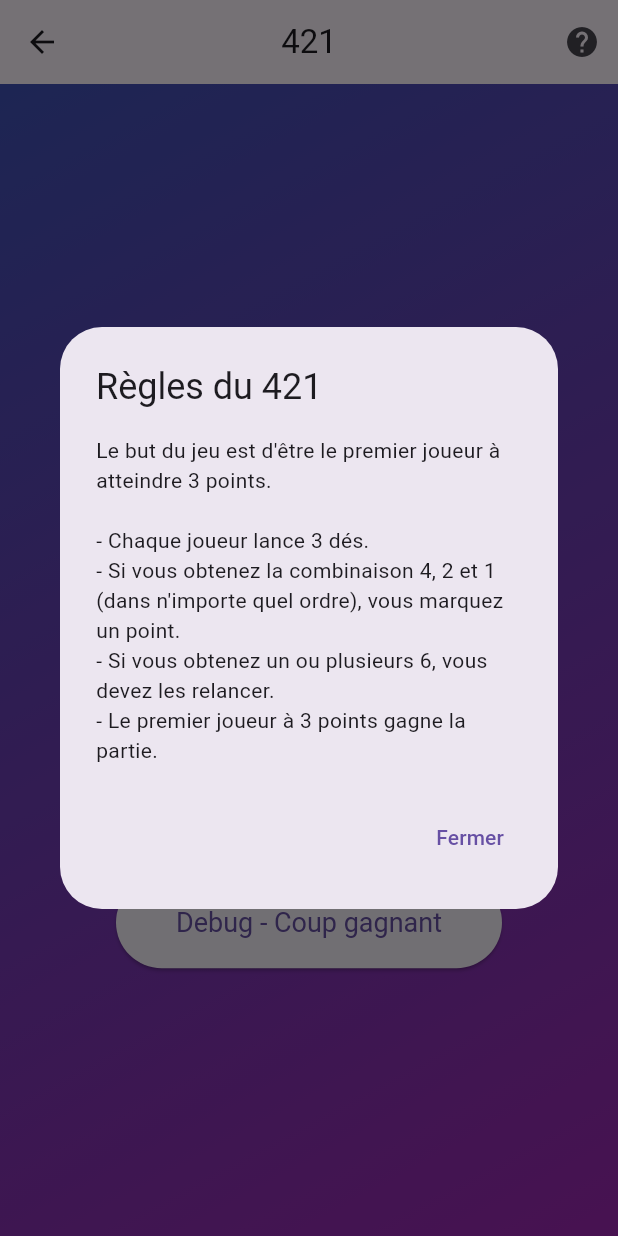
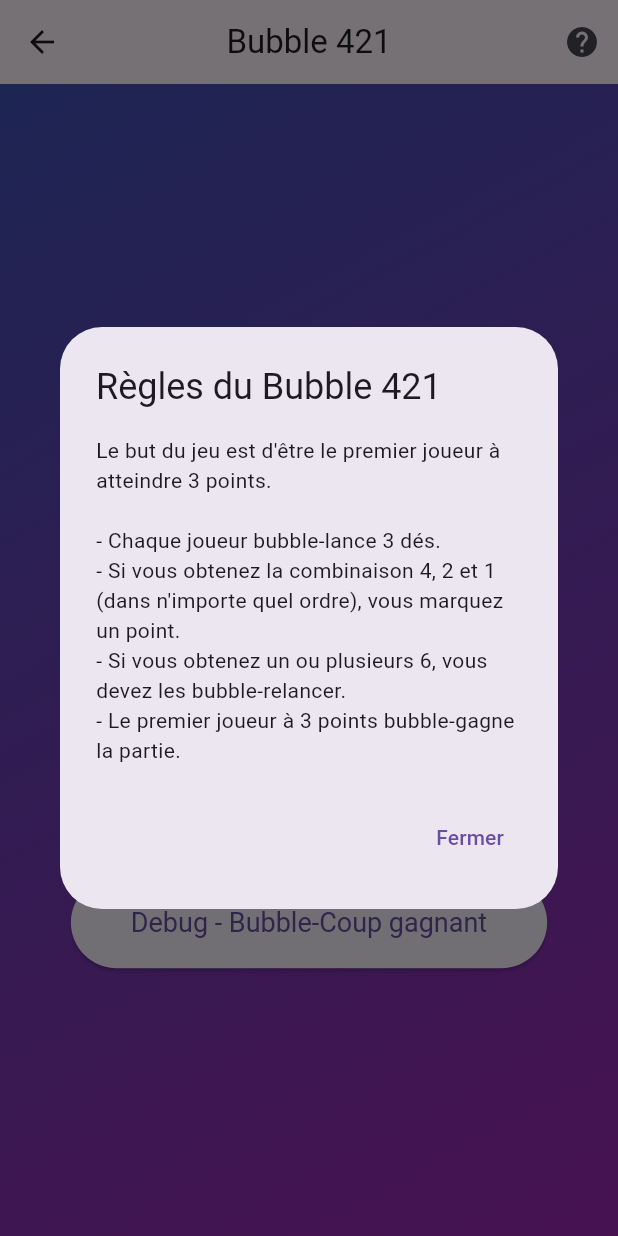
Before and after one commit to LouisLts/dice_app_sdv, a Flutter app: the GamePage screen opened directly with empty values, after a tap on the "help" icon, on a phone screen of 412 x 824 dp. Run offline on Flutter 3.47's test engine with Material 3 defaults, Android fonts, the light colour scheme and no system bars.

Commit message:
add bubble

```diff
--- a/lib/game_page.dart
+++ b/lib/game_page.dart
@@ -10,8 +10,7 @@ class GamePage extends StatefulWidget {
   _GamePageState createState() => _GamePageState();
 }
 
-class _GamePageState extends State<GamePage>
-    with SingleTickerProviderStateMixin {
+class _GamePageState extends State<GamePage> with TickerProviderStateMixin {
   List<int> _diceValues = [1, 1, 1];
   int _currentPlayer = 1;
   int _player1Score = 0;
@@ -24,19 +23,22 @@ class _GamePageState extends State<GamePage>
   late Animation<double> _rotateAnimation;
   late Animation<double> _scaleAnimation;
   late Animation<double> _opacityAnimation;
+  late AnimationController _bubbleAnimationController;
+  late Animation<double> _bubbleAnimation;
+  final List<Offset> _bubblePositions = [];
 
   void _showRulesDialog(BuildContext context) {
     showDialog(
       context: context,
       builder: (BuildContext context) {
         return AlertDialog(
-          title: const Text('Règles du 421'),
+          title: const Text('Règles du Bubble 421'),
           content: const Text(
             'Le but du jeu est d\'être le premier joueur à atteindre 3 points.\n\n'
-            '- Chaque joueur lance 3 dés.\n'
+            '- Chaque joueur bubble-lance 3 dés.\n'
             '- Si vous obtenez la combinaison 4, 2 et 1 (dans n\'importe quel ordre), vous marquez un point.\n'
-            '- Si vous obtenez un ou plusieurs 6, vous devez les relancer.\n'
-            '- Le premier joueur à 3 points gagne la partie.',
+            '- Si vous obtenez un ou plusieurs 6, vous devez les bubble-relancer.\n'
+            '- Le premier joueur à 3 points bubble-gagne la partie.',
           ),
           actions: <Widget>[
             TextButton(
@@ -72,11 +74,22 @@ class _GamePageState extends State<GamePage>
         curve: Curves.easeIn,
       ),
     );
+    _bubbleAnimationController = AnimationController(
+      duration: const Duration(seconds: 3),
+      vsync: this,
+    );
+    _bubbleAnimation = Tween<double>(begin: 1, end: 0).animate(
+      CurvedAnimation(
+        parent: _bubbleAnimationController,
+        curve: Curves.linear,
+      ),
+    );
   }
 
   @override
   void dispose() {
     _animationController.dispose();
+    _bubbleAnimationController.dispose();
     super.dispose();
   }
 
@@ -128,6 +141,7 @@ class _GamePageState extends State<GamePage>
         _isWinningRound = true;
         if (_player1Score == 3 || _player2Score == 3) {
           _isGameOver = true;
+          _startBubbleAnimation();
         }
       });
       _animationController.forward(from: 0);
@@ -159,6 +173,7 @@ class _GamePageState extends State<GamePage>
       _currentPlayer = 1;
       _player1Score = 0;
       _player2Score = 0;
+      _bubblePositions.clear();
     });
   }
 
@@ -175,13 +190,35 @@ class _GamePageState extends State<GamePage>
     });
   }
 
+  void _startBubbleAnimation() {
+    _bubbleAnimationController.forward(from: 0).then((_) {
+      setState(() {
+        _bubblePositions.clear();
+      });
+      _bubbleAnimationController.reset();
+    });
+    _generateBubblePositions();
+  }
+
+  void _generateBubblePositions() {
+    final random = Random();
+    for (int i = 0; i < 50; i++) {
+      _bubblePositions.add(
+        Offset(
+          random.nextDouble() * MediaQuery.of(context).size.width,
+          random.nextDouble() * MediaQuery.of(context).size.height,
+        ),
+      );
+    }
+  }
+
   @override
   Widget build(BuildContext context) {
     final int numberOfPlayers = widget.numberOfPlayers;
 
     return Scaffold(
       appBar: AppBar(
-        title: const Text('421'),
+        title: const Text('Bubble 421'),
         centerTitle: true,
         actions: <Widget>[
           IconButton(
@@ -198,12 +235,14 @@ class _GamePageState extends State<GamePage>
             end: Alignment.bottomRight,
           ),
         ),
-        child: Center(
+        child: Stack(
+          children: [
+            Center(
               child: Column(
                 mainAxisAlignment: MainAxisAlignment.center,
                 children: [
                   Text(
-                'Joueur $_currentPlayer',
+                    'Bubble-Joueur $_currentPlayer',
                     style: const TextStyle(
                         fontSize: 28,
                         color: Colors.white,
@@ -244,12 +283,12 @@ class _GamePageState extends State<GamePage>
                     style: TextStyle(fontSize: 24, color: Colors.white),
                   ),
                   Text(
-                'Joueur 1 : $_player1Score',
+                    'Bubble-Joueur 1 : $_player1Score',
                     style: const TextStyle(fontSize: 20, color: Colors.white),
                   ),
                   if (numberOfPlayers == 2)
                     Text(
-                  'Joueur 2 : $_player2Score',
+                      'Bubble-Joueur 2 : $_player2Score',
                       style: const TextStyle(fontSize: 20, color: Colors.white),
                     ),
                   const SizedBox(height: 40),
@@ -294,10 +333,10 @@ class _GamePageState extends State<GamePage>
                           opacity: _opacityAnimation,
                           child: Text(
                             _player1Score == 3
-                            ? 'Le joueur 1 a gagné !'
-                            : 'Le joueur 2 a gagné !',
-                        style:
-                            const TextStyle(fontSize: 24, color: Colors.white),
+                                ? 'Le Bubble-Joueur 1 a bubble-gagné !'
+                                : 'Le Bubble-Joueur 2 a bubble-gagné !',
+                            style: const TextStyle(
+                                fontSize: 24, color: Colors.white),
                           ),
                         ),
                         const SizedBox(height: 20),
@@ -316,14 +355,35 @@ class _GamePageState extends State<GamePage>
                   ElevatedButton(
                     onPressed: _debugWinningMove,
                     style: ElevatedButton.styleFrom(
-                  padding:
-                      const EdgeInsets.symmetric(horizontal: 40, vertical: 20),
+                      padding: const EdgeInsets.symmetric(
+                          horizontal: 40, vertical: 20),
                       textStyle: const TextStyle(fontSize: 18),
                     ),
-                child: const Text('Debug - Coup gagnant'),
+                    child: const Text('Debug - Bubble-Coup gagnant'),
                   ),
                 ],
               ),
+            ),
+            if (_isGameOver)
+              AnimatedBuilder(
+                animation: _bubbleAnimationController,
+                builder: (context, child) {
+                  return Stack(
+                    children: _bubblePositions.map((position) {
+                      return Positioned(
+                        left: position.dx,
+                        top: position.dy * _bubbleAnimation.value,
+                        child: Image.asset(
+                          'assets/images/bubble.png',
+                          width: 30,
+                          height: 30,
+                        ),
+                      );
+                    }).toList(),
+                  );
+                },
+              ),
+          ],
         ),
       ),
     );
--- a/lib/menu_page.dart
+++ b/lib/menu_page.dart
@@ -1,13 +1,55 @@
 import 'package:flutter/material.dart';
+import 'dart:math';
 
-class MenuPage extends StatelessWidget {
+class MenuPage extends StatefulWidget {
   const MenuPage({super.key});
+
+  @override
+  _MenuPageState createState() => _MenuPageState();
+}
+
+class _MenuPageState extends State<MenuPage>
+    with SingleTickerProviderStateMixin {
+  late AnimationController _animationController;
+  final List<Bubble> _bubbles = [];
+
+  @override
+  void initState() {
+    super.initState();
+    _animationController = AnimationController(
+      duration: const Duration(seconds: 1),
+      vsync: this,
+    )..repeat();
+    _generateBubbles();
+  }
+
+  @override
+  void dispose() {
+    _animationController.dispose();
+    super.dispose();
+  }
+
+  void _generateBubbles() {
+    for (int i = 0; i < 50; i++) {
+      _bubbles.add(Bubble());
+    }
+  }
+
+  void _popBubble(Offset position) {
+    setState(() {
+      _bubbles.removeWhere((bubble) {
+        final bubblePosition = Offset(bubble.x, bubble.y);
+        final distance = (bubblePosition - position).distance;
+        return distance < bubble.radius;
+      });
+    });
+  }
 
   @override
   Widget build(BuildContext context) {
     return Scaffold(
       appBar: AppBar(
-        title: const Text('421'),
+        title: const Text('Bubble 421'),
         centerTitle: true,
       ),
       body: Container(
@@ -18,7 +60,23 @@ class MenuPage extends StatelessWidget {
             end: Alignment.bottomRight,
           ),
         ),
-        child: Center(
+        child: GestureDetector(
+          onTapDown: (details) => _popBubble(details.localPosition),
+          child: Stack(
+            children: [
+              AnimatedBuilder(
+                animation: _animationController,
+                builder: (context, _) {
+                  for (var bubble in _bubbles) {
+                    bubble.updatePosition(MediaQuery.of(context).size);
+                  }
+                  return CustomPaint(
+                    painter: BubblePainter(_bubbles),
+                    size: MediaQuery.of(context).size,
+                  );
+                },
+              ),
+              Center(
                 child: Column(
                   mainAxisAlignment: MainAxisAlignment.center,
                   children: [
@@ -33,10 +91,10 @@ class MenuPage extends StatelessWidget {
                         Navigator.pushNamed(context, '/game', arguments: 1);
                       },
                       icon: const Icon(Icons.person),
-                label: const Text('1 Joueur'),
+                      label: const Text('1 Bubble-Joueur'),
                       style: ElevatedButton.styleFrom(
-                  padding:
-                      const EdgeInsets.symmetric(horizontal: 30, vertical: 15),
+                        padding: const EdgeInsets.symmetric(
+                            horizontal: 30, vertical: 15),
                         textStyle: const TextStyle(fontSize: 18),
                       ),
                     ),
@@ -46,11 +104,14 @@ class MenuPage extends StatelessWidget {
                         Navigator.pushNamed(context, '/game', arguments: 2);
                       },
                       icon: const Icon(Icons.people),
-                label: const Text('2 Joueurs'),
+                      label: const Text('2 Bubble-Joueurs'),
                       style: ElevatedButton.styleFrom(
-                  padding:
-                      const EdgeInsets.symmetric(horizontal: 30, vertical: 15),
+                        padding: const EdgeInsets.symmetric(
+                            horizontal: 30, vertical: 15),
                         textStyle: const TextStyle(fontSize: 18),
+                      ),
+                    ),
+                  ],
                 ),
               ),
             ],
@@ -60,3 +121,59 @@ class MenuPage extends StatelessWidget {
     );
   }
 }
+
+class Bubble {
+  double x;
+  double y;
+  double radius;
+  double speed;
+  double direction;
+
+  Bubble({
+    this.x = 0,
+    this.y = 0,
+    this.radius = 0,
+    this.speed = 0,
+    this.direction = 0,
+  }) {
+    Random random = Random();
+    x = random.nextDouble() * 400;
+    y = random.nextDouble() * 800;
+    radius = random.nextDouble() * 20 + 10;
+    speed = random.nextDouble() * 2 + 1;
+    direction = random.nextDouble() * 2 * pi;
+  }
+
+  void updatePosition(Size screenSize) {
+    x += speed * cos(direction);
+    y += speed * sin(direction);
+
+    if (x < 0 || x > screenSize.width) {
+      direction = pi - direction;
+    }
+    if (y < 0 || y > screenSize.height) {
+      direction = -direction;
+    }
+  }
+}
+
+class BubblePainter extends CustomPainter {
+  final List<Bubble> bubbles;
+
+  BubblePainter(this.bubbles);
+
+  @override
+  void paint(Canvas canvas, Size size) {
+    for (var bubble in bubbles) {
+      final paint = Paint()
+        ..color = Colors.white.withOpacity(0.5)
+        ..style = PaintingStyle.fill;
+      canvas.drawCircle(Offset(bubble.x, bubble.y), bubble.radius, paint);
+    }
+  }
+
+  @override
+  bool shouldRepaint(covariant CustomPainter oldDelegate) {
+    return true;
+  }
+}
--- a/pubspec.yaml
+++ b/pubspec.yaml
@@ -67,7 +67,7 @@ flutter:
     - assets/images/inverted-dice-4.png
     - assets/images/inverted-dice-5.png
     - assets/images/inverted-dice-6.png
-    - assets/images/firework.gif
+    - assets/images/bubble.png
 
   # An image asset can refer to one or more resolution-specific "variants", see
   # https://flutter.dev/assets-and-images/#resolution-aware
```
Also changed, not shown: assets/images/bubble.png (added), assets/images/firework.gif (deleted). Lines whose indentation alone changed are shown as unchanged.
